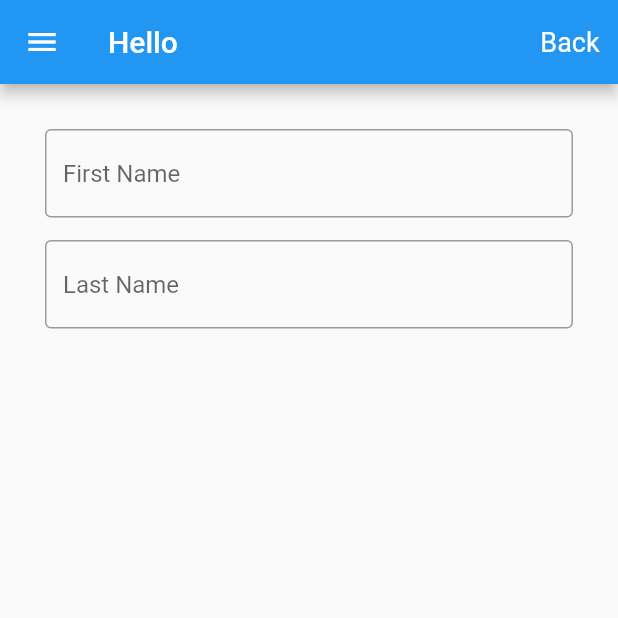
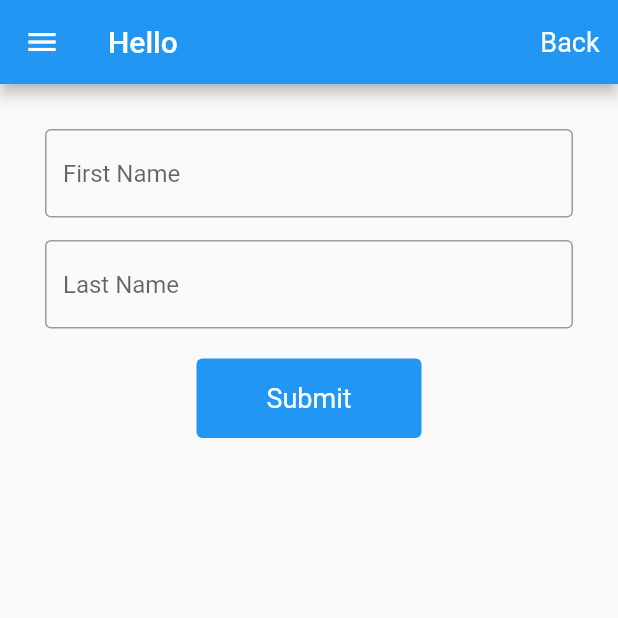
Before and after one commit to mrikesh/Flutter-Practice, a Flutter app: the screen it shows after launch, after a tap on "Login", on a phone screen of 412 x 824 dp, the top half of it. Run offline on Flutter 3.47's test engine with Material 2 defaults, Android fonts, the phone set to English and light mode, and no system bars; network calls fail.

Commit message:
Added Get Input From TextField

```diff
--- a/lib/login.dart
+++ b/lib/login.dart
@@ -1,8 +1,18 @@
 import 'package:flutter/material.dart';
 import 'package:app2/home.dart';
 
-class Login extends StatelessWidget {
+class Login extends StatefulWidget {
   const Login({Key? key}) : super(key: key);
+
+  @override
+  State<Login> createState() => _LoginState();
+}
+
+class _LoginState extends State<Login> {
+  TextEditingController inputController1 = new TextEditingController();
+  TextEditingController inputController2 = new TextEditingController();
+  String _text1 = '';
+  String _text2 = '';
 
   @override
   Widget build(BuildContext context) {
@@ -63,17 +73,46 @@ class Login extends StatelessWidget {
           children: [
             TextField(
               decoration: InputDecoration(
-                hintText: "First Name",
-                border: OutlineInputBorder()
-              ),
+                  hintText: "First Name", border: OutlineInputBorder()),
+              controller: inputController1,
             ),
             SizedBox(
               height: 15,
             ),
             TextField(
               decoration: InputDecoration(
-                hintText: "Last Name",
-                border: OutlineInputBorder()
+                  hintText: "Last Name", border: OutlineInputBorder()),
+              controller: inputController2,
+            ),
+            SizedBox(
+              height: 20,
+            ),
+            TextButton(
+              onPressed: () {
+                setState(() {
+                  _text1 = inputController1.text;
+                  _text2 = inputController2.text;
+                });
+              },
+              child: Text("Submit"),
+              style: TextButton.styleFrom(
+                padding: const EdgeInsets.all(16.0),
+                minimumSize: Size(150, 50),
+                backgroundColor: Colors.blue,
+                primary: Colors.white,
+                textStyle: TextStyle(
+                  fontSize: 18,
+                ),
+              ),
+            ),
+            SizedBox(
+              height: 20,
+            ),
+            Text(
+              '$_text1 $_text2',
+              style: TextStyle(
+                fontSize: 25,
+                fontWeight: FontWeight.bold,
               ),
             ),
           ],
```
